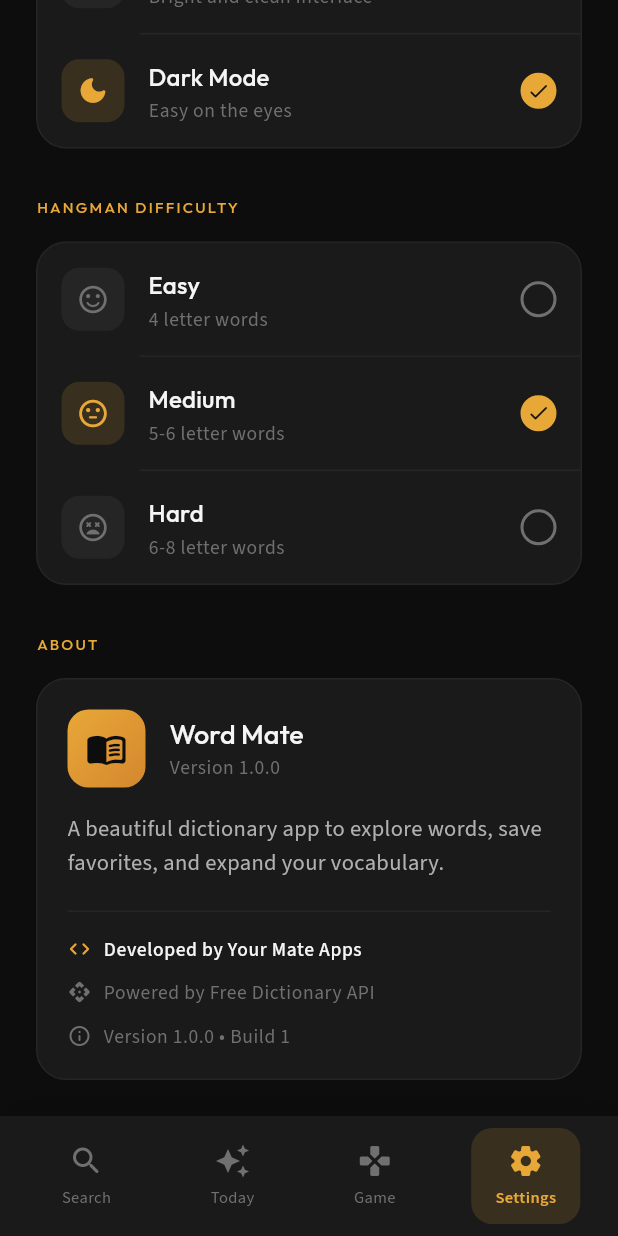
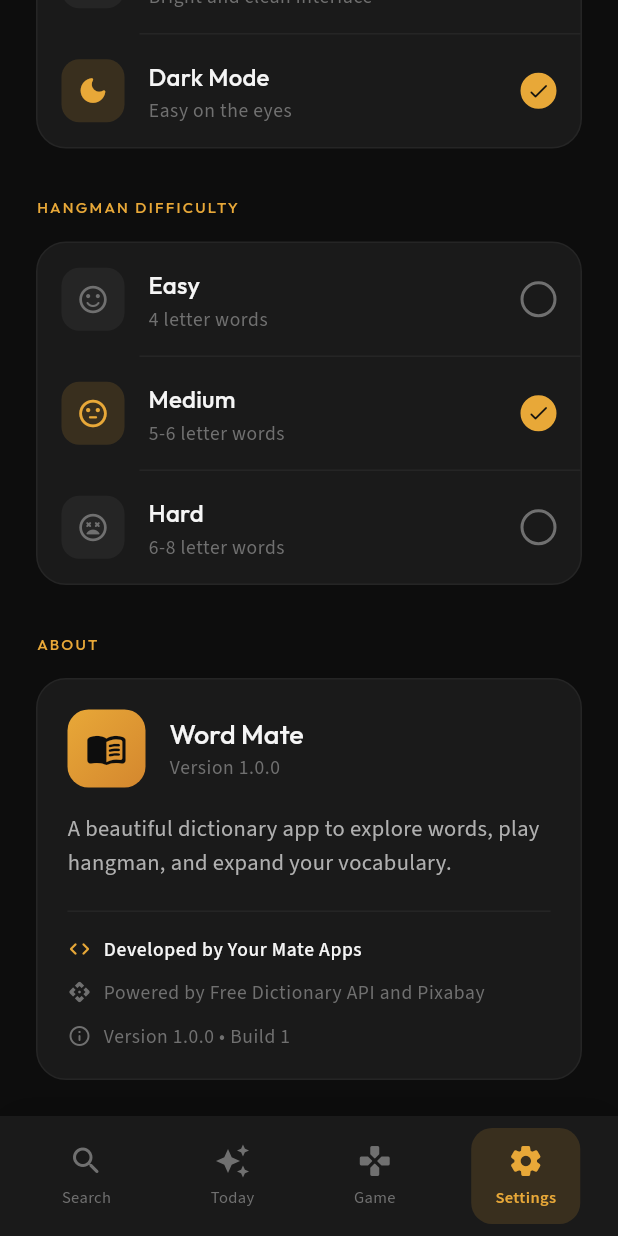
Before and after one commit to koundinyalanka1/wordmate, a Flutter app: the screen it shows after launch, item 4 of the bottom bar chosen, scrolled down 217 dp, on a phone screen of 412 x 824 dp. Run offline on Flutter 3.47's test engine with Material 3 defaults, Android fonts, the phone set to English and light mode, and no system bars; our stand-ins replace firebase_core, flutter_tts, google_fonts, google_mobile_ads, shared_preferences; accounts and stored records are empty; network calls fail; project files that could hold a hidden picture were left out.

Commit message:
change rules

```diff
--- a/lib/screens/settings_screen.dart
+++ b/lib/screens/settings_screen.dart
@@ -229,7 +229,7 @@
                           ),
                           const SizedBox(height: 16),
                           Text(
-                            'A beautiful dictionary app to explore words, save favorites, and expand your vocabulary.',
+                            'A beautiful dictionary app to explore words, play hangman, and expand your vocabulary.',
                             style: Theme.of(context).textTheme.bodyMedium?.copyWith(
                               color: colors.textSecondary,
                             ),
@@ -271,7 +271,7 @@
                               const SizedBox(width: 8),
                               Expanded(
                                 child: Text(
-                                  'Powered by Free Dictionary API',
+                                  'Powered by Free Dictionary API and Pixabay',
                                   style: Theme.of(context).textTheme.bodySmall?.copyWith(
                                     color: colors.textMuted,
                                   ),
--- a/pubspec.yaml
+++ b/pubspec.yaml
@@ -23,14 +23,14 @@
   flutter_tts: ^4.2.0
 
   # Google AdMob for monetization
-  google_mobile_ads: ^5.2.0
+  google_mobile_ads: ^7.0.0
 
   # Google Fonts for beautiful typography
   google_fonts: ^6.1.0
 
   # Firebase
-  firebase_core: ^3.8.1
-  firebase_analytics: ^11.4.1
+  firebase_core: ^4.3.1
+  firebase_analytics: ^12.1.0
 
 dev_dependencies:
   flutter_test:
```
Also changed, not shown: 4 other files.
